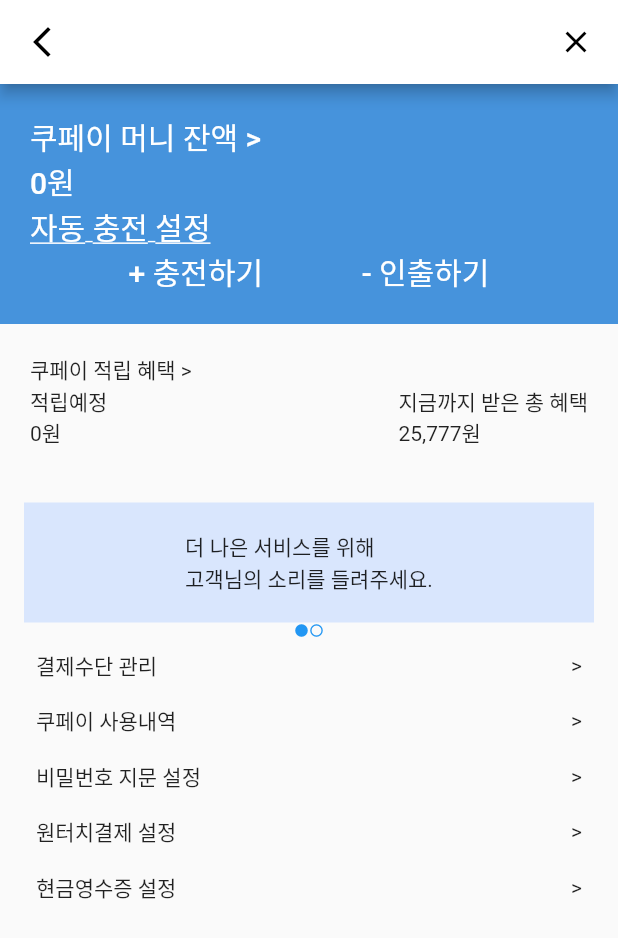
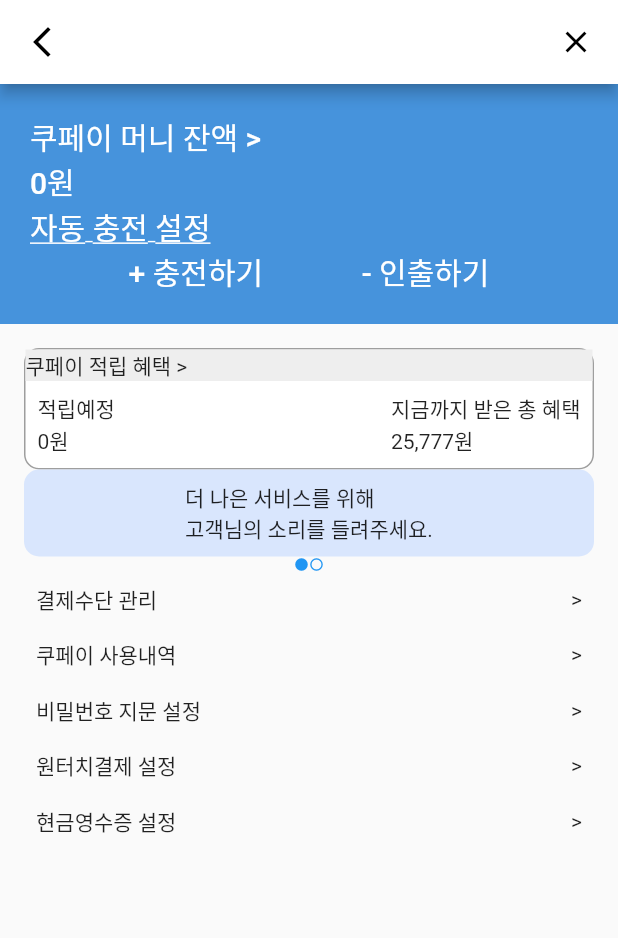
Before and after one commit to KangSooM/COUPAY_PRACTICE, a Flutter app: the screen it shows after launch, on a phone screen of 412 x 824 dp. Shown: the top 938 px of the screen. Run offline on Flutter 3.47's test engine with Material 2 defaults, Android fonts, the phone set to English and light mode, and no system bars; statements that could not run were skipped.

Commit message:
#2-4 Widget

```diff
--- a/lib/page/home.dart
+++ b/lib/page/home.dart
@@ -51,13 +51,27 @@
               ),
             ),
           ),
+          Padding(
+            padding: const EdgeInsets.all(16.0),
+            child: Column(
+              children: [
                 Container(
-            padding: const EdgeInsets.fromLTRB(20, 20, 20, 20),
+                  decoration: BoxDecoration(
+                      color: Colors.white,
+                      border: Border.all(color: Colors.grey),
+                      borderRadius: BorderRadius.circular(10)),
                   child: Column(
                     crossAxisAlignment: CrossAxisAlignment.start,
                     children: [
-                const Text('쿠페이 적립 혜택 >', style: CoupangTextTheme.title),
-                Row(
+                      Container(
+                        width: double.infinity,
+                        color: Colors.grey[200],
+                        child: const Text('쿠페이 적립 혜택 >',
+                            style: CoupangTextTheme.title),
+                      ),
+                      Padding(
+                        padding: const EdgeInsets.all(8.0),
+                        child: Row(
                           mainAxisAlignment: MainAxisAlignment.spaceBetween,
                           children: [
                             Column(
@@ -67,6 +81,7 @@
                                 Text('0원'),
                               ],
                             ),
+                            Divider(),
                             Column(
                               crossAxisAlignment: CrossAxisAlignment.start,
                               children: const [
@@ -75,21 +90,22 @@
                               ],
                             )
                           ],
+                        ),
                       )
                     ],
                   ),
                 ),
-          Padding(
-            padding: const EdgeInsets.all(16.0),
-            child: Column(
-              children: [
                 Container(
+                    decoration: BoxDecoration(
+                      borderRadius: BorderRadius.circular(10),
                       color: const Color(0xffd9e6fd),
-                    width: 380,
-                    height: 80,
+                    ),
                     child: const Center(
+                      child: Padding(
+                        padding: EdgeInsets.all(8.0),
                         child: Text('더 나은 서비스를 위해\n'
                             '고객님의 소리를 들려주세요.'),
+                      ),
                     )),
                 Row(
                     mainAxisAlignment: MainAxisAlignment.center,
```
Lines whose indentation alone changed are shown as unchanged.
